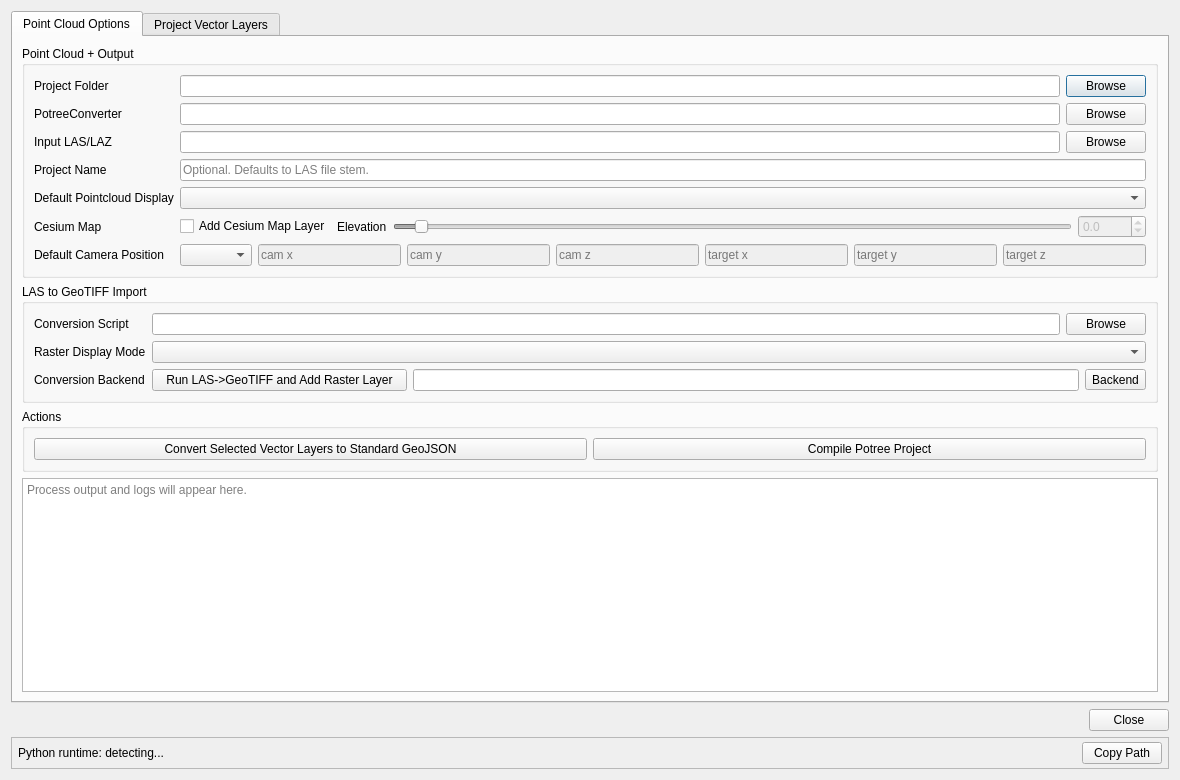
The window that qgis_plugin/potreecraft_dialog_base.ui (ThomasFarmer/PotreeCraft) describes before a commit, drawn with Qt 5.
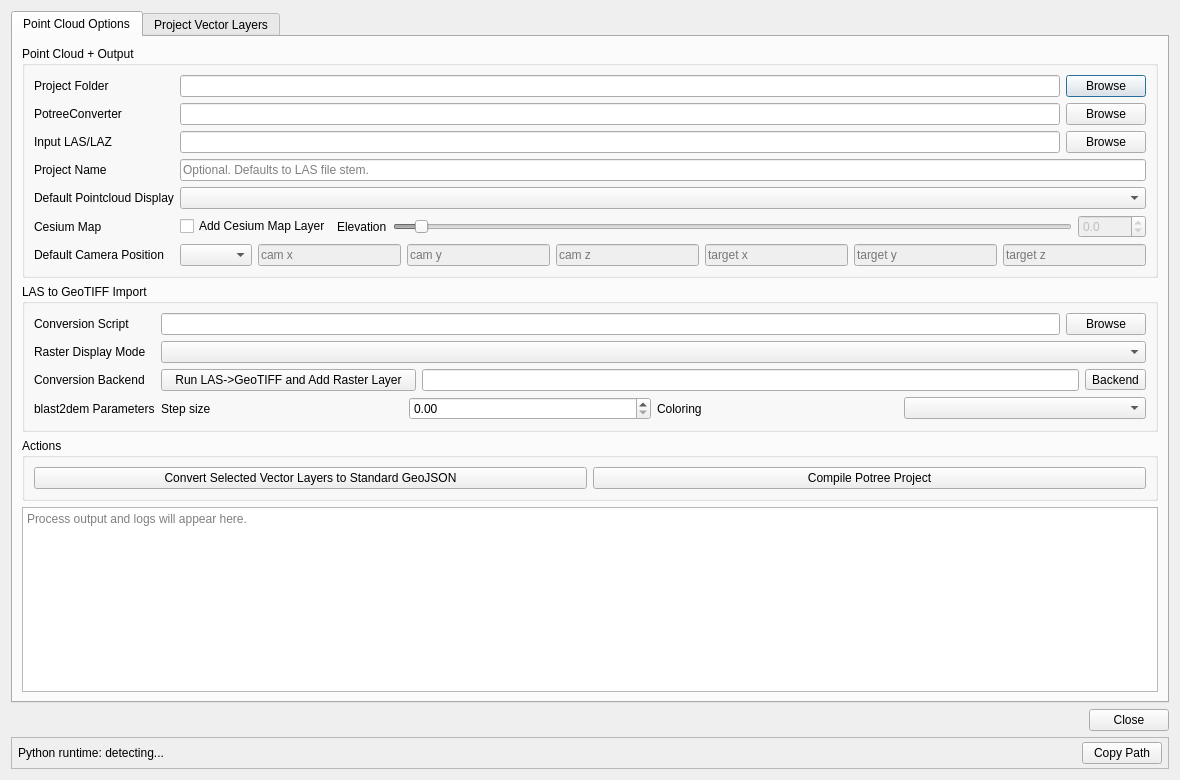
The same window after the commit.

```diff
--- a/qgis_plugin/potreecraft_dialog_base.ui
+++ b/qgis_plugin/potreecraft_dialog_base.ui
@@ -391,6 +391,51 @@
             </property>
            </widget>
           </item>
+          <item row="3" column="0">
+           <widget class="QLabel" name="label_blast2dem_parameters">
+            <property name="text">
+             <string>blast2dem Parameters</string>
+            </property>
+           </widget>
+          </item>
+          <item row="3" column="1">
+           <widget class="QWidget" name="blast2dem_parameters_widget" native="true">
+            <layout class="QHBoxLayout" name="horizontalLayout_blast2dem_parameters">
+             <property name="leftMargin">
+              <number>0</number>
+             </property>
+             <property name="topMargin">
+              <number>0</number>
+             </property>
+             <property name="rightMargin">
+              <number>0</number>
+             </property>
+             <property name="bottomMargin">
+              <number>0</number>
+             </property>
+             <item>
+              <widget class="QLabel" name="label_blast2dem_step_size">
+               <property name="text">
+                <string>Step size</string>
+               </property>
+              </widget>
+             </item>
+             <item>
+              <widget class="QDoubleSpinBox" name="blast2dem_step_size_spinbox"/>
+             </item>
+             <item>
+              <widget class="QLabel" name="label_blast2dem_coloring">
+               <property name="text">
+                <string>Coloring</string>
+               </property>
+              </widget>
+             </item>
+             <item>
+              <widget class="QComboBox" name="blast2dem_coloring_combo"/>
+             </item>
+            </layout>
+           </widget>
+          </item>
          </layout>
         </widget>
        </item>
```
